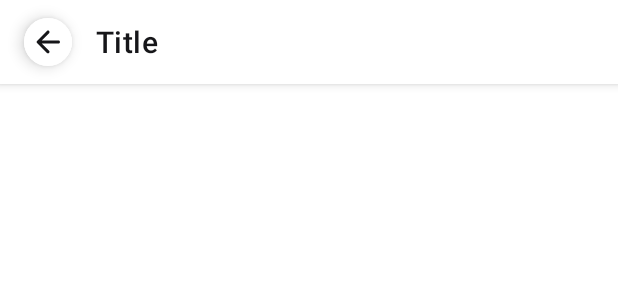
After one commit to chairoel/BddExamProject, an Android app: the layout custom_app_bar.xml on its own in the app's theme, with its tools: preview values and no code run, on a phone screen of 412 x 824 dp. The commit adds this screen. Shown: the top 300 px of the screen. Run offline under Robolectric (Android 15) with nearby library versions, the phone set to English and light mode, and no system bars; Roboto replaces fonts that are not available here.

Commit message:
add style and prepare to Parcelize for move with data model

```diff
--- a/app/src/main/java/com/amrul/bdd/roseLover/data/Rose.kt
+++ b/app/src/main/java/com/amrul/bdd/roseLover/data/Rose.kt
@@ -1,9 +1,12 @@
 package com.amrul.bdd.roseLover.data
 
+import android.os.Parcelable
+import kotlinx.android.parcel.Parcelize
+
+@Parcelize
 data class Rose(
     var name: String = "",
     var detail: String = "",
     var color: String = "",
     var photo: Int = 0,
-
-)
+) : Parcelable
--- a/app/src/main/java/com/amrul/bdd/roseLover/util/Constant.kt
+++ b/app/src/main/java/com/amrul/bdd/roseLover/util/Constant.kt
@@ -4,4 +4,6 @@ object Constant {
     const val ROSE_NAME = "rose_name"
     const val ROSE_DETAIL = "rose_detail"
     const val ROSE_COLOR = "rose_color"
+    const val ROSE_IMAGE = "rose_image"
+    const val ROSE_ITEM = "rose_item"
 }
--- /dev/null
+++ b/app/src/main/res/drawable/ic_arrow_back_24.xml
@@ -0,0 +1,5 @@
+<vector android:height="24dp" android:tint="#000000"
+    android:viewportHeight="24" android:viewportWidth="24"
+    android:width="24dp" xmlns:android="http://schemas.android.com/apk/res/android">
+    <path android:fillColor="@android:color/white" android:pathData="M19,11H7.83l4.88,-4.88c0.39,-0.39 0.39,-1.03 0,-1.42 -0.39,-0.39 -1.02,-0.39 -1.41,0l-6.59,6.59c-0.39,0.39 -0.39,1.02 0,1.41l6.59,6.59c0.39,0.39 1.02,0.39 1.41,0 0.39,-0.39 0.39,-1.02 0,-1.41L7.83,13H19c0.55,0 1,-0.45 1,-1s-0.45,-1 -1,-1z"/>
+</vector>
--- /dev/null
+++ b/app/src/main/res/layout/custom_app_bar.xml
@@ -0,0 +1,32 @@
+<?xml version="1.0" encoding="utf-8"?>
+<com.google.android.material.appbar.AppBarLayout xmlns:android="http://schemas.android.com/apk/res/android"
+    xmlns:app="http://schemas.android.com/apk/res-auto"
+    android:layout_width="match_parent"
+    android:layout_height="wrap_content"
+    android:background="@color/white_color"
+    android:elevation="8dp">
+
+    <LinearLayout
+        android:layout_width="match_parent"
+        android:layout_height="wrap_content"
+        android:orientation="horizontal">
+
+        <com.google.android.material.button.MaterialButton
+            android:id="@+id/btnBackAppBar"
+            style="@style/ButtonBackCircle.Black"
+            android:layout_width="32dp"
+            android:layout_height="32dp"
+            android:layout_gravity="center_vertical"
+            android:layout_marginStart="@dimen/activity_start_margin_16dp" />
+
+        <androidx.appcompat.widget.Toolbar
+            android:id="@+id/toolbarTitleAppBar"
+            style="@style/ToolbarTheme"
+            android:layout_width="match_parent"
+            android:layout_height="wrap_content"
+            android:layout_gravity="center_vertical"
+            android:layout_marginEnd="@dimen/activity_end_margin_8dp"
+            android:minHeight="?android:attr/actionBarSize"
+            app:title="Title" />
+    </LinearLayout>
+</com.google.android.material.appbar.AppBarLayout>
--- a/app/src/main/res/values/style.xml
+++ b/app/src/main/res/values/style.xml
@@ -1,5 +1,15 @@
 <?xml version="1.0" encoding="utf-8"?>
 <resources>
+
+    <!--Title Toolbar Theme Custom-->
+    <style name="ToolbarTheme" parent="ThemeOverlay.MaterialComponents.Toolbar.Primary">
+        <item name="android:fontFamily">@font/poppins</item>
+        <item name="fontFamily">@font/poppins</item>
+        <item name="titleTextColor">@color/black_color</item>
+        <item name="android:background">@color/white_color</item>
+        <item name="android:textStyle">bold</item>
+    </style>
+
     <!--Text View for Item List Custom-->
     <style name="TextViewItem">
         <item name="android:textSize">14sp</item>
@@ -28,7 +38,22 @@
         <item name="android:textColor">@color/gray_color</item>
     </style>
 
+    <style name="ButtonBackCircle" parent="Widget.MaterialComponents.ExtendedFloatingActionButton">
+        <item name="android:backgroundTint">@color/white_color</item>
+        <item name="android:clickable">true</item>
+        <item name="android:focusable">true</item>
+        <item name="cornerRadius">100dp</item>
+        <item name="pressedTranslationZ">5dp</item>
+        <item name="elevation">8dp</item>
+        <item name="icon">@drawable/ic_arrow_back_24</item>
+        <item name="iconGravity">textStart</item>
+        <item name="iconPadding">0dp</item>
+        <item name="iconSize">24dp</item>
+    </style>
 
+    <style name="ButtonBackCircle.Black" parent="ButtonBackCircle">
+        <item name="iconTint">@color/black_color</item>
+    </style>
 
 
 </resources>
```
